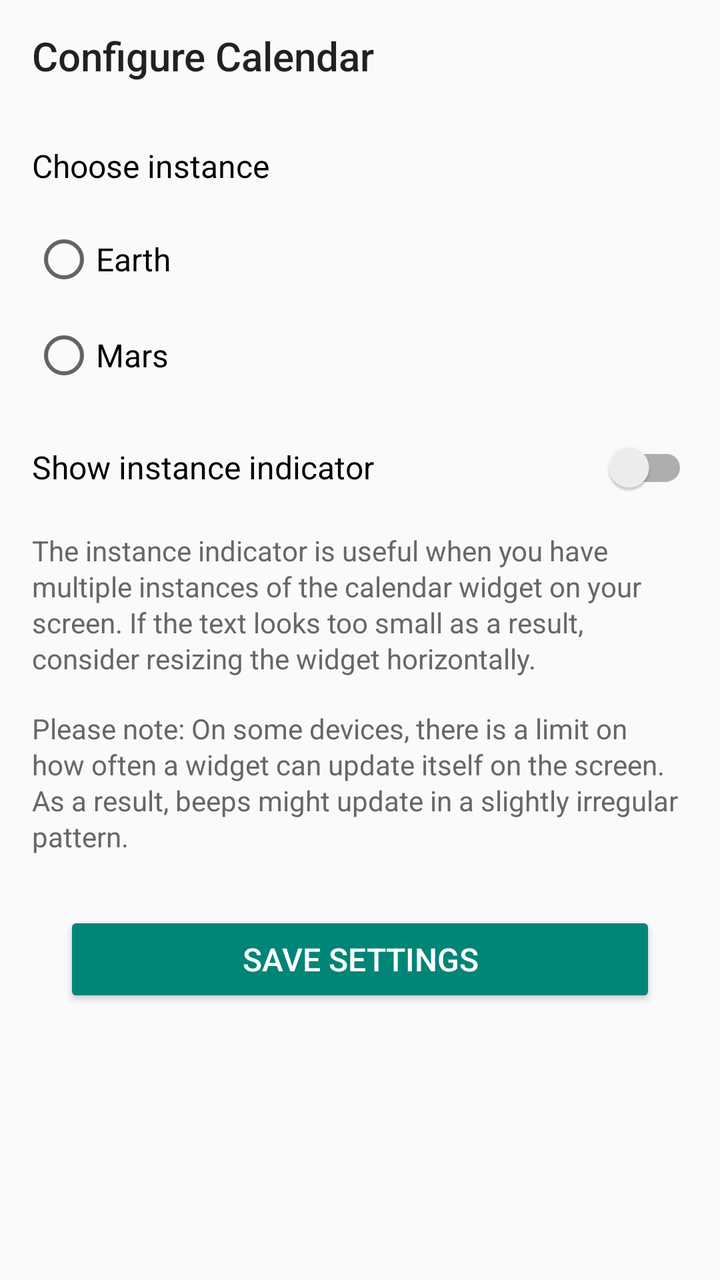
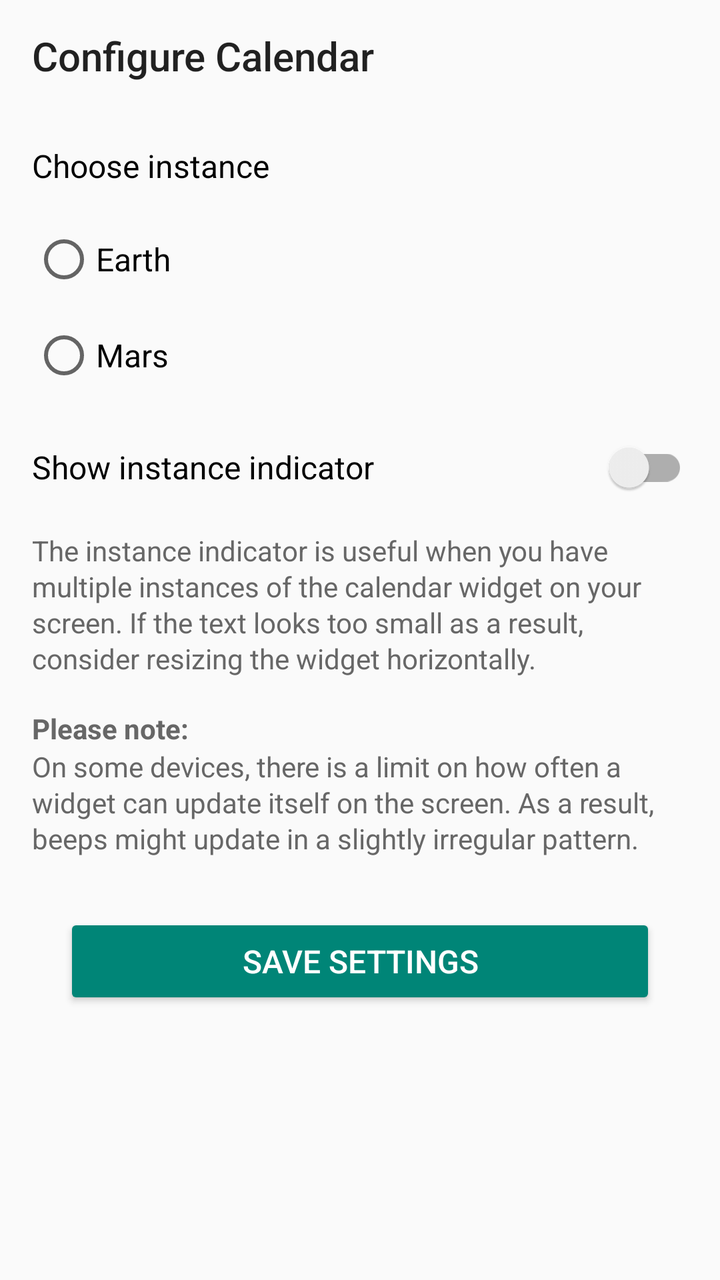

Two renders of the same Android screen: before a commit and after it. Below are the layout's source before the change and the commit's diff.
<!-- AndroidManifest.xml: application theme Theme.LukashianWidget -->
<!-- res/layout/lukashian_widget_configure.xml -->
<?xml version="1.0" encoding="utf-8"?>
<androidx.constraintlayout.widget.ConstraintLayout xmlns:android="http://schemas.android.com/apk/res/android"
    xmlns:app="http://schemas.android.com/apk/res-auto"
    android:layout_width="match_parent"
    android:layout_height="wrap_content"
    android:fitsSystemWindows="true">

    <LinearLayout
        android:layout_width="match_parent"
        android:layout_height="wrap_content"
        android:orientation="vertical"
        app:layout_constraintTop_toTopOf="parent"
        app:layout_constraintWidth_max="450dp">

        <androidx.appcompat.widget.Toolbar
            android:id="@+id/toolbar"
            android:layout_width="match_parent"
            android:layout_height="?attr/actionBarSize"
            app:title="@string/configure" />

        <LinearLayout
            android:layout_width="match_parent"
            android:layout_height="wrap_content"
            android:orientation="vertical"
            android:padding="16dp">

            <TextView
                android:layout_width="match_parent"
                android:layout_height="wrap_content"
                android:layout_marginBottom="12dp"
                android:textColor="#FF000000"
                android:textSize="16sp"
                android:text="@string/configure_instance" />

            <RadioGroup
                android:id="@+id/radioGroup"
                android:layout_width="match_parent"
                android:layout_height="match_parent"
                android:layout_marginBottom="8dp">

                <RadioButton
                    android:id="@+id/radioButtonEarth"
                    android:layout_width="match_parent"
                    android:layout_height="48dp"
                    android:textSize="16sp"
                    android:text="@string/earth" />

                <RadioButton
                    android:id="@+id/radioButtonMars"
                    android:layout_width="match_parent"
                    android:layout_height="48dp"
                    android:textSize="16sp"
                    android:text="@string/mars" />

            </RadioGroup>

            <androidx.appcompat.widget.SwitchCompat
                android:id="@+id/switchIndicator"
                android:layout_width="match_parent"
                android:layout_height="48dp"
                android:textSize="16sp"
                android:text="@string/configure_indicator"
                android:layout_marginBottom="8dp" />

            <TextView
                android:layout_width="match_parent"
                android:layout_height="wrap_content"
                android:layout_marginBottom="16dp"
                android:textColor="#FF676767"
                android:textSize="14sp"
                android:lineHeight="18sp"
                android:text="@string/configure_indicator_explanation" />

            <TextView
                android:layout_width="match_parent"
                android:layout_height="wrap_content"
                android:layout_marginBottom="12dp"
                android:textColor="#FF676767"
                android:textSize="14sp"
                android:lineHeight="18sp"
                android:text="@string/update_limit_explanation" />

            <Button
                android:id="@+id/saveButton"
                android:layout_width="match_parent"
                android:layout_height="wrap_content"
                android:layout_margin="16dp"
                android:textSize="16sp"
                android:text="@string/save"
                style="@style/Widget.AppCompat.Button.Colored" />

        </LinearLayout>

    </LinearLayout>

</androidx.constraintlayout.widget.ConstraintLayout>
<!-- resources referenced by this layout -->
<resources>
  <string name="configure">Configure Calendar</string>
  <string name="configure_indicator">Show instance indicator</string>
  <string name="configure_indicator_explanation">
          The instance indicator is useful when you have multiple instances of the calendar widget on your screen.
          If the text looks too small as a result, consider resizing the widget horizontally.
      </string>
  <string name="configure_instance">Choose instance</string>
  <string name="earth">Earth</string>
  <string name="mars">Mars</string>
  <string name="save">SAVE SETTINGS</string>
  <string name="update_limit_explanation">
          Please note: On some devices, there is a limit on how often a widget can update itself on the screen.
          As a result, beeps might update in a slightly irregular pattern.
      </string>
  <style name="Theme.LukashianWidget" parent="Theme.AppCompat.Light.NoActionBar">
          <item name="windowActionBarOverlay">false</item>
      </style>
</resources>

<!-- the commit's change to res/layout/lukashian_widget_configure.xml (unified diff, before → after) -->
@@ -74,6 +74,14 @@
             <TextView
                 android:layout_width="match_parent"
                 android:layout_height="wrap_content"
+                android:textColor="#FF676767"
+                android:textSize="14sp"
+                android:textStyle="bold"
+                android:lineHeight="18sp"
+                android:text="@string/please_note" />
+            <TextView
+                android:layout_width="match_parent"
+                android:layout_height="wrap_content"
                 android:layout_marginBottom="12dp"
                 android:textColor="#FF676767"
                 android:textSize="14sp"
<!-- resource entries referenced after the edit -->
@@ -9,9 +9,12 @@
   <string name="configure_instance">Choose instance</string>
   <string name="earth">Earth</string>
   <string name="mars">Mars</string>
+  <string name="please_note">
+          Please note:
+      </string>
   <string name="save">SAVE SETTINGS</string>
   <string name="update_limit_explanation">
-          Please note: On some devices, there is a limit on how often a widget can update itself on the screen.
+          On some devices, there is a limit on how often a widget can update itself on the screen.
           As a result, beeps might update in a slightly irregular pattern.
       </string>
   <style name="Theme.LukashianWidget" parent="Theme.AppCompat.Light.NoActionBar">
